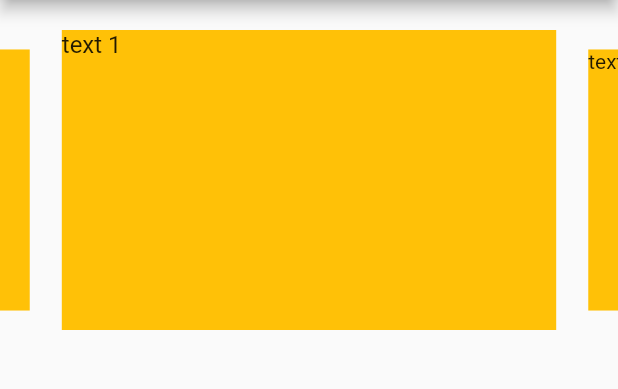
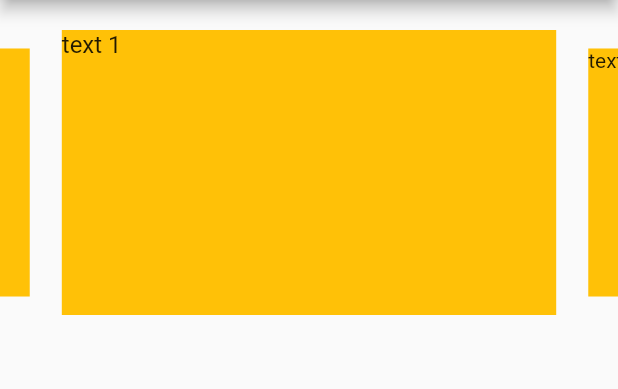
Before and after one commit to nixen2802/FlutterStudentZone, a Flutter app: the home screen opened directly, on a phone screen of 412 x 824 dp, the part 84-473 px from its top. Run offline on Flutter 3.47's test engine with Material 2 defaults, Android fonts, the phone set to English and light mode, and no system bars; drawn by our look-alikes of carousel_slider; our stand-ins replace cloud_firestore, firebase_auth, firebase_core, firebase_storage, fluttertoast, image_picker and 1 more; accounts and stored records are empty.

Commit message:
carousel fixed

```diff
--- a/lib/screens/home.dart
+++ b/lib/screens/home.dart
@@ -4,6 +4,9 @@ import 'package:cloud_firestore/cloud_firestore.dart';
 import 'package:studentzone/screens/productdetail.dart';
 import 'package:carousel_slider/carousel_slider.dart';
 // import 'package:carousel_pro/carousel_pro.dart';
+
+ScrollController mycontroller = ScrollController();
+bool closetopcontainer = false;
 
 class home extends StatefulWidget {
   @override
@@ -12,6 +15,17 @@ class home extends StatefulWidget {
 
 class _homeState extends State<home> {
   @override
+  void initState() {
+    // TODO: implement initState
+    super.initState();
+    mycontroller.addListener(() {
+      setState(() {
+        closetopcontainer = mycontroller.offset > 50;
+      });
+    });
+  }
+
+  @override
   Widget build(BuildContext context) {
     CollectionReference products =
         FirebaseFirestore.instance.collection('product');
@@ -19,7 +33,9 @@ class _homeState extends State<home> {
       appBar: AppBar(backgroundColor: Colors.red, title: Text("StudentZone")),
       body: Column(
         children: [
-          Container(
+          AnimatedContainer(
+            duration: const Duration(milliseconds: 1000),
+            height: closetopcontainer ? 0 : 230,
             padding: EdgeInsets.only(top: 20, bottom: 20),
             child: CarouselSlider(
               options: CarouselOptions(
@@ -52,17 +68,17 @@ class _homeState extends State<home> {
           Expanded(
             child: StreamBuilder(
               // child:_buildImageSlider(),
-              stream: FirebaseFirestore.instance
-                  .collection('product')
-                  .snapshots(),
+              stream:
+                  FirebaseFirestore.instance.collection('product').snapshots(),
               builder: (context, snapshot) {
                 if (!snapshot.hasData) return const Text('loading....');
 
                 return GridView.builder(
+                  controller: mycontroller,
                   // itemExtent: 80.0,
                   itemCount: (snapshot.data! as QuerySnapshot).docs.length,
-                  itemBuilder: (context, index) => _buildListItem(context,
-                      (snapshot.data! as QuerySnapshot).docs[index]),
+                  itemBuilder: (context, index) => _buildListItem(
+                      context, (snapshot.data! as QuerySnapshot).docs[index]),
                   gridDelegate: SliverGridDelegateWithFixedCrossAxisCount(
                     childAspectRatio: 8.0 / 10.0,
                     crossAxisCount: 2,
```
